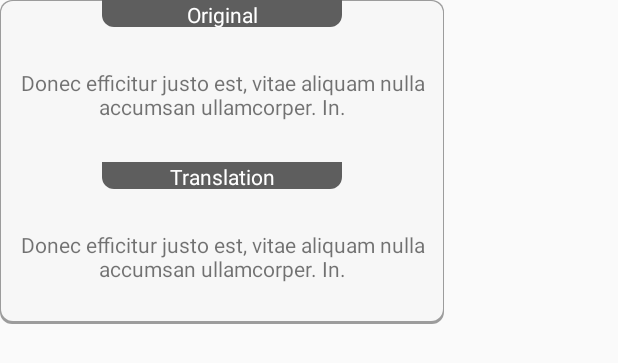
After one commit to jflasson/KhantributeOpenhack17, an Android app: the layout translations.xml on its own in the app's theme, with its tools: preview values and no code run, on a phone screen of 412 x 824 dp. The commit adds this screen. Shown: the top 363 px of the screen. Run offline under Robolectric (Android 15) with nearby library versions, the phone set to English and light mode, and no system bars.

Commit message:
Added translations view etc

```diff
--- /dev/null
+++ b/android/KhanProof/app/src/main/res/drawable/labelbackgrond.xml
@@ -0,0 +1,13 @@
+<?xml version="1.0" encoding="utf-8"?>
+<shape
+    xmlns:android="http://schemas.android.com/apk/res/android"
+    android:shape="rectangle">
+
+    <solid
+        android:color="@color/labelBackground"
+        />
+    <corners
+        android:bottomLeftRadius="8dp"
+        android:bottomRightRadius="8dp"/>
+
+</shape>
--- /dev/null
+++ b/android/KhanProof/app/src/main/res/drawable/translationsbackgroundwithshadow.xml
@@ -0,0 +1,17 @@
+<?xml version="1.0" encoding="utf-8"?>
+<layer-list xmlns:android="http://schemas.android.com/apk/res/android">
+    <item >
+        <shape
+            android:shape="rectangle">
+            <solid android:color="@color/black" />
+            <corners android:radius="8dp"/>
+        </shape>
+    </item>
+    <item android:right="1dp" android:left="1dp" android:bottom="2dp" android:top="1dp">
+        <shape
+            android:shape="rectangle">
+            <solid android:color="@color/translationsBackground"/>
+            <corners android:radius="8dp"/>
+        </shape>
+    </item>
+</layer-list>
--- /dev/null
+++ b/android/KhanProof/app/src/main/res/layout/translations.xml
@@ -0,0 +1,67 @@
+<?xml version="1.0" encoding="utf-8"?>
+<LinearLayout xmlns:android="http://schemas.android.com/apk/res/android"
+    android:layout_width="296dp"
+    android:layout_height="216dp">
+
+    <LinearLayout
+        android:id="@+id/translations"
+        android:layout_width="match_parent"
+        android:layout_height="match_parent"
+        android:background="@drawable/translationsbackgroundwithshadow"
+        android:orientation="vertical">
+
+        <LinearLayout
+            android:layout_width="match_parent"
+            android:layout_height="match_parent"
+            android:layout_weight="1"
+            android:orientation="vertical">
+
+            <TextView
+                android:id="@+id/originalLabel"
+                android:layout_width="160dp"
+                android:layout_height="18dp"
+                android:layout_gravity="center"
+                android:layout_weight="1"
+                android:background="@drawable/labelbackgrond"
+                android:text="Original"
+                android:textAlignment="center"
+                android:textColor="@color/colorHeader" />
+
+            <TextView
+                android:id="@+id/originaltext"
+                android:layout_width="match_parent"
+                android:layout_height="90dp"
+                android:layout_weight="1"
+                android:gravity="center"
+                android:text="@string/lorem_ipsum" />
+        </LinearLayout>
+
+        <LinearLayout
+            android:layout_width="match_parent"
+            android:layout_height="match_parent"
+            android:layout_weight="1"
+            android:orientation="vertical">
+
+            <TextView
+                android:id="@+id/translationLabel"
+                android:layout_width="160dp"
+                android:layout_height="18dp"
+                android:layout_gravity="center"
+                android:layout_weight="1"
+                android:background="@drawable/labelbackgrond"
+                android:text="Translation"
+                android:textAlignment="center"
+                android:textColor="@color/colorHeader" />
+
+            <TextView
+                android:id="@+id/translationtext"
+                android:layout_width="match_parent"
+                android:layout_height="90dp"
+                android:layout_weight="1"
+                android:gravity="center"
+                android:text="@string/lorem_ipsum"
+                android:textAlignment="center" />
+        </LinearLayout>
+
+    </LinearLayout>
+</LinearLayout>
--- a/android/KhanProof/app/src/main/res/values/colors.xml
+++ b/android/KhanProof/app/src/main/res/values/colors.xml
@@ -7,4 +7,8 @@
     <color name="lightBlue">#63d9ea</color>
     <color name="darkBlue">#066ee2</color>
     <color name="lightGrey">#dedede</color>
+    <color name="labelBackground">#5e5e5e</color>
+    <color name="translationsBackground">#f7f7f7</color>
+    <color name="black">#60000000</color>
+
 </resources>
```
Also changed, not shown: android/KhanProof/app/src/main/res/drawable/translationsbackground.xml (added, +12 -0 lines), android/KhanProof/app/src/main/res/layout/activity_rating.xml (+11 -61 lines).
